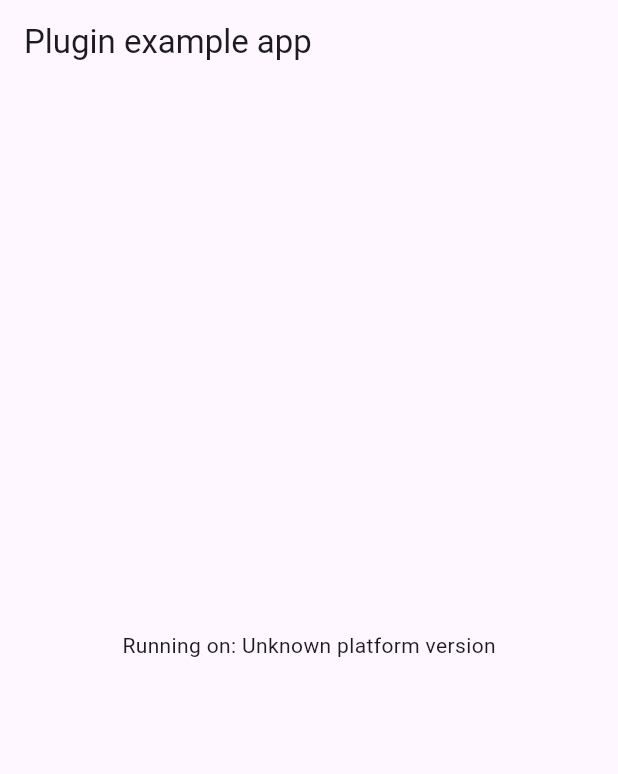
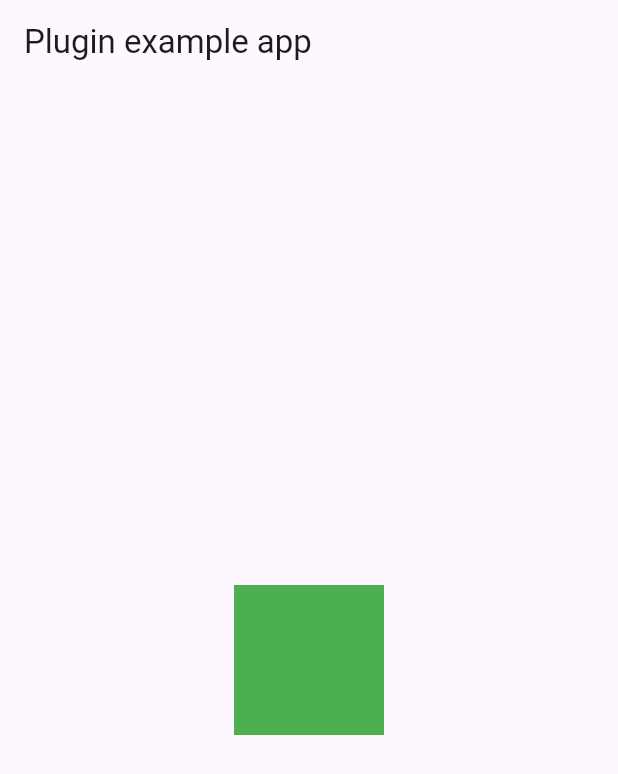
Before and after one commit to imsisojib/phone_keypad, a Flutter app: the screen it shows after launch, on a phone screen of 412 x 824 dp. Shown: the top 774 px of the screen. Run offline on Flutter 3.47's test engine with Material 3 defaults, Android fonts, the phone set to English and light mode, and no system bars.

Commit message:
phone_keypad project structure added.

```diff
--- a/example/lib/main.dart
+++ b/example/lib/main.dart
@@ -16,35 +16,10 @@ class MyApp extends StatefulWidget {
 }
 
 class _MyAppState extends State<MyApp> {
-  String _platformVersion = 'Unknown';
-  final _phoneKeypadPlugin = PhoneKeypad();
 
   @override
   void initState() {
     super.initState();
-    initPlatformState();
-  }
-
-  // Platform messages are asynchronous, so we initialize in an async method.
-  Future<void> initPlatformState() async {
-    String platformVersion;
-    // Platform messages may fail, so we use a try/catch PlatformException.
-    // We also handle the message potentially returning null.
-    try {
-      platformVersion =
-          await _phoneKeypadPlugin.getPlatformVersion() ?? 'Unknown platform version';
-    } on PlatformException {
-      platformVersion = 'Failed to get platform version.';
-    }
-
-    // If the widget was removed from the tree while the asynchronous platform
-    // message was in flight, we want to discard the reply rather than calling
-    // setState to update our non-existent appearance.
-    if (!mounted) return;
-
-    setState(() {
-      _platformVersion = platformVersion;
-    });
   }
 
   @override
@@ -54,8 +29,8 @@ class _MyAppState extends State<MyApp> {
         appBar: AppBar(
           title: const Text('Plugin example app'),
         ),
-        body: Center(
-          child: Text('Running on: $_platformVersion\n'),
+        body: const Center(
+          child: PhoneKeypad(),
         ),
       ),
     );
--- a/lib/phone_keypad.dart
+++ b/lib/phone_keypad.dart
@@ -1,8 +1 @@
-
-import 'phone_keypad_platform_interface.dart';
-
-class PhoneKeypad {
-  Future<String?> getPlatformVersion() {
-    return PhoneKeypadPlatform.instance.getPlatformVersion();
-  }
-}
+export 'src/phone_keypad.dart';
--- a/lib/phone_keypad_method_channel.dart
+++ /dev/null
@@ -1,17 +0,0 @@
-import 'package:flutter/foundation.dart';
-import 'package:flutter/services.dart';
-
-import 'phone_keypad_platform_interface.dart';
-
-/// An implementation of [PhoneKeypadPlatform] that uses method channels.
-class MethodChannelPhoneKeypad extends PhoneKeypadPlatform {
-  /// The method channel used to interact with the native platform.
-  @visibleForTesting
-  final methodChannel = const MethodChannel('phone_keypad');
-
-  @override
-  Future<String?> getPlatformVersion() async {
-    final version = await methodChannel.invokeMethod<String>('getPlatformVersion');
-    return version;
-  }
-}
--- a/lib/phone_keypad_platform_interface.dart
+++ /dev/null
@@ -1,29 +0,0 @@
-import 'package:plugin_platform_interface/plugin_platform_interface.dart';
-
-import 'phone_keypad_method_channel.dart';
-
-abstract class PhoneKeypadPlatform extends PlatformInterface {
-  /// Constructs a PhoneKeypadPlatform.
-  PhoneKeypadPlatform() : super(token: _token);
-
-  static final Object _token = Object();
-
-  static PhoneKeypadPlatform _instance = MethodChannelPhoneKeypad();
-
-  /// The default instance of [PhoneKeypadPlatform] to use.
-  ///
-  /// Defaults to [MethodChannelPhoneKeypad].
-  static PhoneKeypadPlatform get instance => _instance;
-
-  /// Platform-specific implementations should set this with their own
-  /// platform-specific class that extends [PhoneKeypadPlatform] when
-  /// they register themselves.
-  static set instance(PhoneKeypadPlatform instance) {
-    PlatformInterface.verifyToken(instance, _token);
-    _instance = instance;
-  }
-
-  Future<String?> getPlatformVersion() {
-    throw UnimplementedError('platformVersion() has not been implemented.');
-  }
-}
--- a/lib/phone_keypad_web.dart
+++ /dev/null
@@ -1,26 +0,0 @@
-// In order to *not* need this ignore, consider extracting the "web" version
-// of your plugin as a separate package, instead of inlining it in the same
-// package as the core of your plugin.
-// ignore: avoid_web_libraries_in_flutter
-import 'dart:html' as html show window;
-
-import 'package:flutter_web_plugins/flutter_web_plugins.dart';
-
-import 'phone_keypad_platform_interface.dart';
-
-/// A web implementation of the PhoneKeypadPlatform of the PhoneKeypad plugin.
-class PhoneKeypadWeb extends PhoneKeypadPlatform {
-  /// Constructs a PhoneKeypadWeb
-  PhoneKeypadWeb();
-
-  static void registerWith(Registrar registrar) {
-    PhoneKeypadPlatform.instance = PhoneKeypadWeb();
-  }
-
-  /// Returns a [String] containing the version of the platform.
-  @override
-  Future<String?> getPlatformVersion() async {
-    final version = html.window.navigator.userAgent;
-    return version;
-  }
-}
--- /dev/null
+++ b/lib/src/phone_keypad.dart
@@ -0,0 +1,14 @@
+import 'package:flutter/material.dart';
+
+class PhoneKeypad extends StatelessWidget{
+  const PhoneKeypad({super.key});
+
+  @override
+  Widget build(BuildContext context) {
+    return Container(
+      height: 100,
+      width: 100,
+      color: Colors.green,
+    );
+  }
+}
```
Also changed, not shown: 3 other files.
